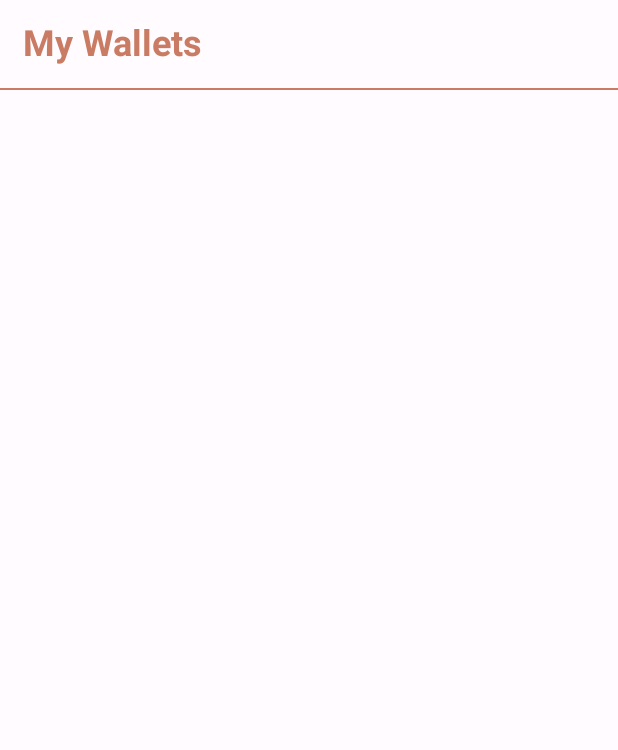
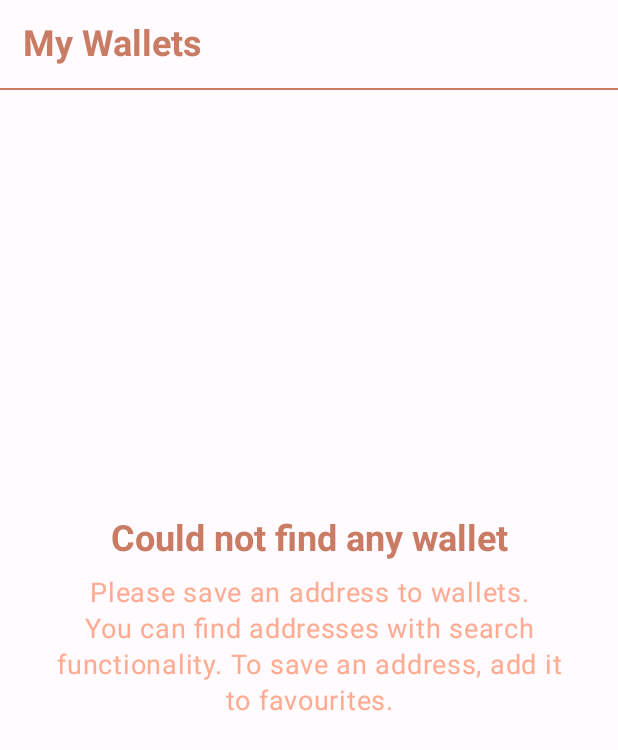
Before and after one commit to etasdemir/eth-inspector, an Android app built with Jetpack Compose: the screen it shows after launch (MainActivity), on a phone screen of 412 x 824 dp. Shown: the top 750 px of the screen. Run offline under Robolectric (Android 15) with nearby library versions, the phone set to English and light mode, and no system bars; our stand-ins replace Dagger/Hilt's generated code, Timber.

Commit message:
add no saved wallet component

```diff
--- /dev/null
+++ b/app/src/main/java/com/etasdemir/ethinspector/ui/wallet/NoSavedWallet.kt
@@ -0,0 +1,44 @@
+package com.etasdemir.ethinspector.ui.wallet
+
+import androidx.compose.foundation.layout.*
+import androidx.compose.material3.MaterialTheme
+import androidx.compose.material3.Text
+import androidx.compose.runtime.Composable
+import androidx.compose.ui.Alignment
+import androidx.compose.ui.Modifier
+import androidx.compose.ui.res.stringResource
+import androidx.compose.ui.text.style.TextAlign
+import androidx.compose.ui.tooling.preview.Preview
+import androidx.compose.ui.unit.dp
+import androidx.compose.ui.unit.sp
+import com.etasdemir.ethinspector.R
+
+@Composable
+@Preview
+fun NoSavedWallet() {
+    Column(
+        modifier = Modifier.fillMaxSize().padding(horizontal = 30.dp),
+        verticalArrangement = Arrangement.Center,
+        horizontalAlignment = Alignment.CenterHorizontally,
+    ) {
+        Text(
+            text = stringResource(id = R.string.no_saved_wallet_title),
+            color = MaterialTheme.colorScheme.tertiary,
+            textAlign = TextAlign.Center,
+            style = MaterialTheme.typography.titleLarge
+        )
+        Text(
+            modifier = Modifier.padding(top = 10.dp),
+            text = stringResource(id = R.string.no_saved_wallet_desc),
+            color = MaterialTheme.colorScheme.secondary,
+            textAlign = TextAlign.Center,
+            fontSize = 18.sp
+        )
+        Text(
+            text = stringResource(id = R.string.no_saved_wallet_desc2),
+            color = MaterialTheme.colorScheme.secondary,
+            textAlign = TextAlign.Center,
+            fontSize = 18.sp
+        )
+    }
+}
--- a/app/src/main/java/com/etasdemir/ethinspector/ui/wallet/WalletScreen.kt
+++ b/app/src/main/java/com/etasdemir/ethinspector/ui/wallet/WalletScreen.kt
@@ -4,6 +4,7 @@ import androidx.compose.foundation.layout.*
 import androidx.compose.foundation.lazy.LazyColumn
 import androidx.compose.material3.*
 import androidx.compose.runtime.Composable
+import androidx.compose.runtime.remember
 import androidx.compose.ui.Modifier
 import androidx.compose.ui.res.stringResource
 import androidx.compose.ui.tooling.preview.Preview
@@ -13,6 +14,9 @@ import com.etasdemir.ethinspector.R
 @OptIn(ExperimentalMaterial3Api::class)
 @Composable
 fun WalletScreen() {
+    // TODO delete later
+    val anyWalletSaved = remember { false }
+
     Scaffold(topBar = {
         Column {
             Text(
@@ -24,6 +28,7 @@ fun WalletScreen() {
             Divider(Modifier.fillMaxWidth(), color = MaterialTheme.colorScheme.tertiary)
         }
     }) {
+        if (anyWalletSaved) {
             LazyColumn(
                 modifier = Modifier.padding(
                     top = it.calculateTopPadding() + 4.dp,
@@ -34,6 +39,9 @@ fun WalletScreen() {
             ) {
 
             }
+        } else {
+            NoSavedWallet()
+        }
     }
 }
 
--- /dev/null
+++ b/app/src/main/java/com/etasdemir/ethinspector/ui/wallet/WalletViewModel.kt
@@ -0,0 +1,8 @@
+package com.etasdemir.ethinspector.ui.wallet
+
+import androidx.lifecycle.ViewModel
+import dagger.hilt.android.lifecycle.HiltViewModel
+
+@HiltViewModel
+class WalletViewModel : ViewModel() {
+}
--- a/app/src/main/res/values/strings.xml
+++ b/app/src/main/res/values/strings.xml
@@ -31,5 +31,8 @@
     <string name="search_invalid_search_desc">It does not look like a transaction hash, address, or block number. \nTry to find something else</string>
 
     <string name="my_wallets">My Wallets</string>
+    <string name="no_saved_wallet_title">Could not find any wallet</string>
+    <string name="no_saved_wallet_desc">Please save an address to wallets.</string>
+    <string name="no_saved_wallet_desc2">You can find addresses with search functionality. To save an address, add it to favourites.</string>
 
 </resources>
```
Lines whose indentation alone changed are shown as unchanged.
